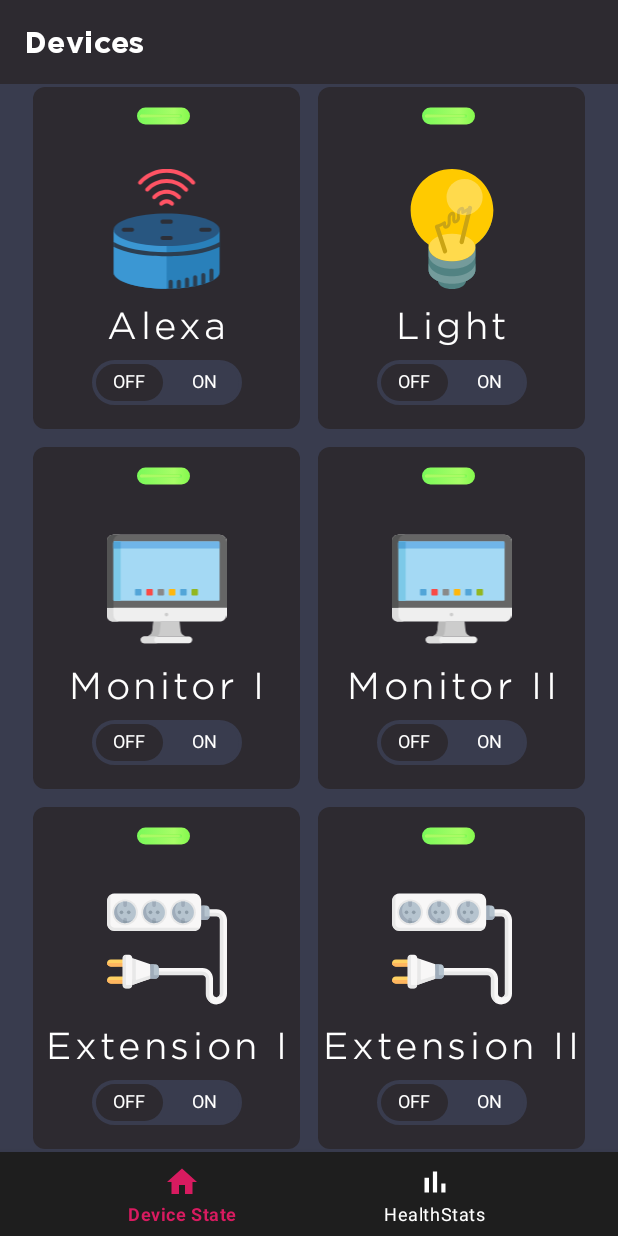
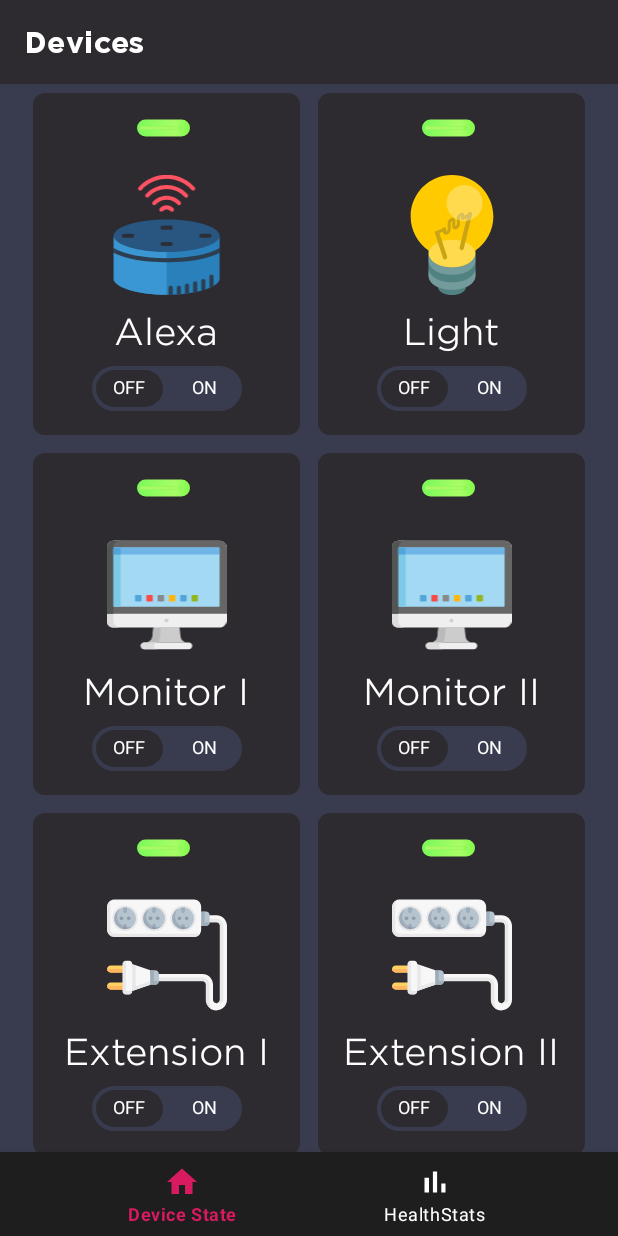
Before and after one commit to jasmeet0915/D.R.A.N.Z.E.R, an Android app: the screen it shows after launch (DranzerActivity), on a phone screen of 412 x 824 dp. Run offline under Robolectric (Android 15) with nearby library versions, the phone set to English and light mode, and no system bars; our stand-ins replace navigation-ui.

Commit message:
Fixes height of recycler view for device screen
- Also fixes the device row state drawable margins

```diff
--- a/dranzer-app/app/src/main/res/drawable/ic_extension_cable.xml
+++ b/dranzer-app/app/src/main/res/drawable/ic_extension_cable.xml
@@ -1,6 +1,6 @@
 <vector xmlns:android="http://schemas.android.com/apk/res/android"
-    android:width="160dp"
-    android:height="160dp"
+    android:width="140dp"
+    android:height="140dp"
     android:viewportWidth="497"
     android:viewportHeight="497">
   <path
--- a/dranzer-app/app/src/main/res/layout/activity_dranzer.xml
+++ b/dranzer-app/app/src/main/res/layout/activity_dranzer.xml
@@ -15,7 +15,7 @@
         android:id="@+id/nav_host_fragment"
         android:name="androidx.navigation.fragment.NavHostFragment"
         android:layout_width="match_parent"
-        android:layout_height="wrap_content"
+        android:layout_height="0dp"
         app:defaultNavHost="true"
         app:layout_constraintBottom_toTopOf="@id/nav_view"
         app:layout_constraintLeft_toLeftOf="parent"
--- a/dranzer-app/app/src/main/res/layout/fragment_device_state.xml
+++ b/dranzer-app/app/src/main/res/layout/fragment_device_state.xml
@@ -13,7 +13,6 @@
         android:layout_height="match_parent"
         android:layout_marginStart="16dp"
         android:layout_marginEnd="16dp"
-        app:layout_constraintVertical_bias="0"
         tools:listitem="@layout/row_device"
         app:layout_constraintEnd_toEndOf="parent"
         app:layout_constraintStart_toStartOf="parent"
--- a/dranzer-app/app/src/main/res/layout/row_device.xml
+++ b/dranzer-app/app/src/main/res/layout/row_device.xml
@@ -14,6 +14,7 @@
         android:src="@drawable/device_state_drawable"
         app:layout_constraintBottom_toTopOf="@+id/deviceImage"
         app:layout_constraintEnd_toEndOf="parent"
+        android:layout_marginTop="8dp"
         app:layout_constraintStart_toStartOf="parent"
         app:layout_constraintTop_toTopOf="parent" />
 
@@ -36,8 +37,8 @@
         android:layout_height="wrap_content"
         android:layout_marginTop="8dp"
         android:gravity="center"
-        android:letterSpacing="0.1"
         android:textColor="@color/white"
+        android:maxLines="2"
         app:layout_constraintBottom_toTopOf="@+id/deviceSwitch"
         app:layout_constraintEnd_toEndOf="parent"
         app:layout_constraintStart_toStartOf="parent"
```
